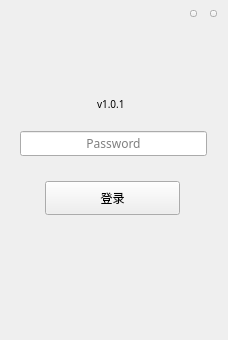
Qt form LNKWallet/normallogin.ui (HcashOrg/hx-indicator) before a commit.
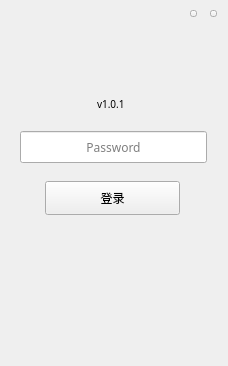
The same form after that commit.

What changed in the file:
```diff
--- a/LNKWallet/normallogin.ui
+++ b/LNKWallet/normallogin.ui
@@ -7,7 +7,7 @@
     <x>0</x>
     <y>0</y>
     <width>228</width>
-    <height>340</height>
+    <height>366</height>
    </rect>
   </property>
   <property name="font">
@@ -27,7 +27,7 @@
      <x>20</x>
      <y>131</y>
      <width>187</width>
-     <height>25</height>
+     <height>32</height>
     </rect>
    </property>
    <property name="font">
```
